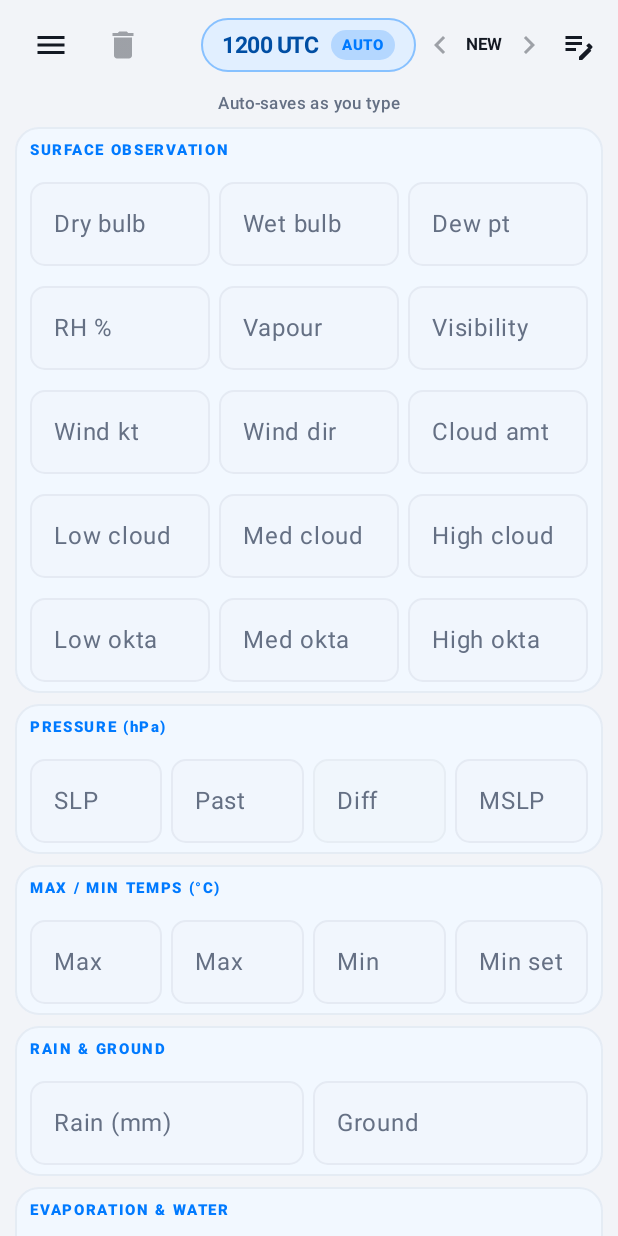
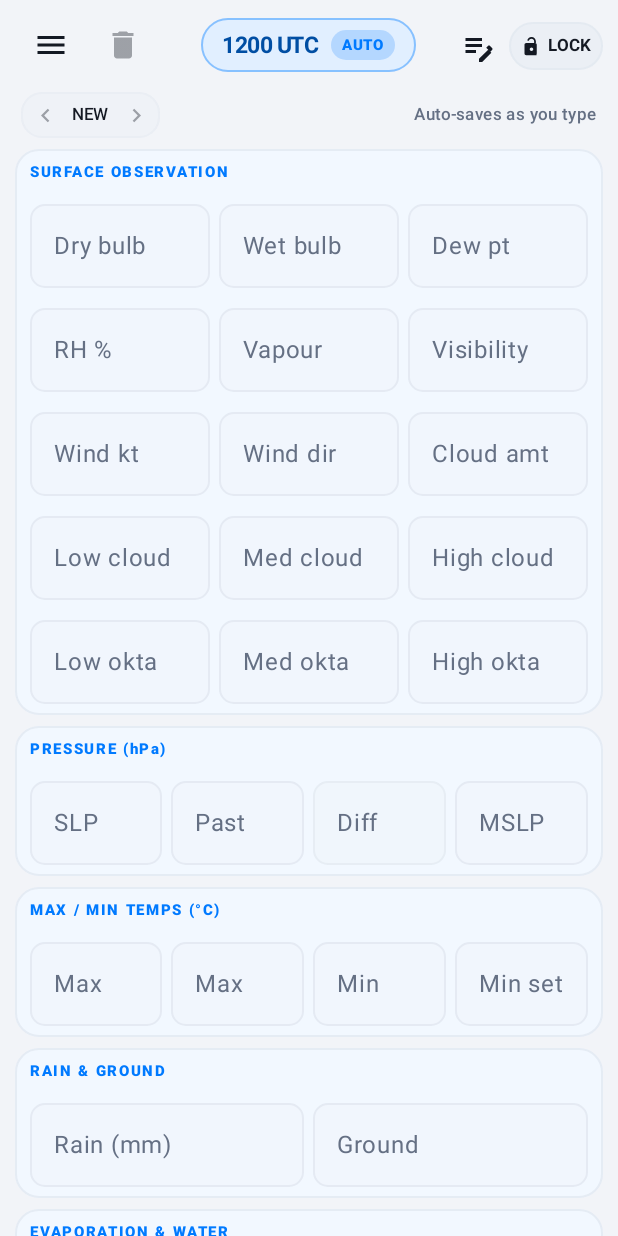
Before and after one commit to Aman6390/synoptic-logbook, an Android app built with Jetpack Compose: the screen it shows after launch (MainActivity), on a phone screen of 412 x 824 dp. Run offline under Robolectric (Android 15) with nearby library versions, the phone set to English and light mode, and no system bars; our stand-ins replace Room's generated code; libraries missing offline, so code that uses them is left out: androidx.lifecycle.viewmodel; pictures from the network do not load.

Commit message:
fix: rectify lock display button layout and visibility (v1.0.11)

```diff
--- a/app/build.gradle.kts
+++ b/app/build.gradle.kts
@@ -12,8 +12,8 @@ android {
         applicationId = "com.synoptic.logbook"
         minSdk = 26
         targetSdk = 34
-        versionCode = 11
-        versionName = "1.0.10"
+        versionCode = 12
+        versionName = "1.0.11"
     }
 
     signingConfigs {
--- a/app/src/main/java/com/synoptic/logbook/MainActivity.kt
+++ b/app/src/main/java/com/synoptic/logbook/MainActivity.kt
@@ -538,6 +538,8 @@ class MainActivity : ComponentActivity() {
 
 @Composable
 private fun LogbookScreen(vm: ObservationViewModel, onMenuClick: () -> Unit) {
+    val isGlassDark = MaterialTheme.colorScheme.background == GlassPitchBlack
+
     // MVVM: all state + logic lives in ObservationViewModel; this composable
     // only observes it. Aliases keep the UI body readable.
     val showHourPicker = vm.showHourPicker
@@ -636,6 +638,7 @@ private fun LogbookScreen(vm: ObservationViewModel, onMenuClick: () -> Unit) {
                     .padding(horizontal = 10.dp, vertical = 6.dp),
                 verticalArrangement = Arrangement.spacedBy(7.dp)
             ) {
+                // Top Action Bar: Left (Menu, Delete), Center (Synoptic Hour Capsule), Right (Mini Notepad, Lock Pill)
                 Row(
                     modifier = Modifier.fillMaxWidth(),
                     verticalAlignment = Alignment.CenterVertically
@@ -661,32 +664,13 @@ private fun LogbookScreen(vm: ObservationViewModel, onMenuClick: () -> Unit) {
                     Box(Modifier.weight(1f), contentAlignment = Alignment.CenterEnd) {
                         Row(
                             verticalAlignment = Alignment.CenterVertically,
-                            horizontalArrangement = Arrangement.spacedBy(1.dp)
+                            horizontalArrangement = Arrangement.spacedBy(4.dp)
                         ) {
-                            IconButton(
-                                onClick = { vm.goOlder() },
-                                enabled = canGoOlder && !vm.isScreenLocked.value,
-                                modifier = Modifier.size(32.dp)
-                            ) {
-                                Icon(Icons.Filled.KeyboardArrowLeft, contentDescription = "Older entry")
-                            }
-                            Text(
-                                posLabel,
-                                style = MaterialTheme.typography.labelSmall,
-                                fontWeight = FontWeight.Bold
-                            )
-                            IconButton(
-                                onClick = { vm.goNewer() },
-                                enabled = canGoNewer && !vm.isScreenLocked.value,
-                                modifier = Modifier.size(32.dp)
-                            ) {
-                                Icon(Icons.Filled.KeyboardArrowRight, contentDescription = "Newer entry")
-                            }
                             // Mini Notepad Button with active Cyan dot indicator
-                            Box(modifier = Modifier.size(32.dp), contentAlignment = Alignment.Center) {
+                            Box(modifier = Modifier.size(34.dp), contentAlignment = Alignment.Center) {
                                 IconButton(
                                     onClick = { vm.showSideNotepad.value = true },
-                                    modifier = Modifier.size(32.dp)
+                                    modifier = Modifier.size(34.dp)
                                 ) {
                                     Icon(
                                         IconEditNote,
@@ -704,19 +688,97 @@ private fun LogbookScreen(vm: ObservationViewModel, onMenuClick: () -> Unit) {
                                     )
                                 }
                             }
-                            // One-Tap Screen Lock Button (Padlock)
+                            // Dedicated Prominent One-Tap Screen Lock Pill Button
+                            Surface(
+                                onClick = { vm.toggleScreenLock() },
+                                shape = RoundedCornerShape(16.dp),
+                                color = if (vm.isScreenLocked.value) Color(0xFF00E5FF).copy(alpha = 0.22f) else if (isGlassDark) Color.White.copy(alpha = 0.08f) else MaterialTheme.colorScheme.surfaceVariant.copy(alpha = 0.6f),
+                                border = BorderStroke(
+                                    1.dp,
+                                    if (vm.isScreenLocked.value) Color(0xFF00E5FF) else if (isGlassDark) Color.White.copy(alpha = 0.18f) else MaterialTheme.colorScheme.outline.copy(alpha = 0.3f)
+                                ),
+                                modifier = Modifier.height(32.dp)
+                            ) {
+                                Row(
+                                    modifier = Modifier.padding(horizontal = 8.dp),
+                                    verticalAlignment = Alignment.CenterVertically,
+                                    horizontalArrangement = Arrangement.spacedBy(4.dp)
+                                ) {
+                                    Icon(
+                                        if (vm.isScreenLocked.value) Icons.Filled.Lock else IconLockOpen,
+                                        contentDescription = if (vm.isScreenLocked.value) "Unlock screen" else "Lock screen",
+                                        tint = if (vm.isScreenLocked.value) Color(0xFF00E5FF) else MaterialTheme.colorScheme.onSurface,
+                                        modifier = Modifier.size(14.dp)
+                                    )
+                                    Text(
+                                        text = if (vm.isScreenLocked.value) "LOCKED" else "LOCK",
+                                        style = MaterialTheme.typography.labelSmall.copy(
+                                            fontWeight = FontWeight.Bold,
+                                            letterSpacing = 0.5.sp
+                                        ),
+                                        color = if (vm.isScreenLocked.value) Color(0xFF00E5FF) else MaterialTheme.colorScheme.onSurface
+                                    )
+                                }
+                            }
+                        }
+                    }
+                }
+
+                // Sub-Header Row: Left (Record Navigation Pill), Right (Auto-save status)
+                Row(
+                    modifier = Modifier
+                        .fillMaxWidth()
+                        .padding(horizontal = 4.dp),
+                    verticalAlignment = Alignment.CenterVertically,
+                    horizontalArrangement = Arrangement.SpaceBetween
+                ) {
+                    Surface(
+                        shape = RoundedCornerShape(14.dp),
+                        color = if (isGlassDark) Color.White.copy(alpha = 0.05f) else MaterialTheme.colorScheme.surfaceVariant.copy(alpha = 0.4f),
+                        border = BorderStroke(
+                            1.dp,
+                            if (isGlassDark) Color.White.copy(alpha = 0.12f) else MaterialTheme.colorScheme.outline.copy(alpha = 0.2f)
+                        )
+                    ) {
+                        Row(
+                            verticalAlignment = Alignment.CenterVertically,
+                            modifier = Modifier.padding(horizontal = 2.dp, vertical = 1.dp)
+                        ) {
                             IconButton(
-                                onClick = { vm.toggleScreenLock() },
-                                modifier = Modifier.size(32.dp)
+                                onClick = { vm.goOlder() },
+                                enabled = canGoOlder && !vm.isScreenLocked.value,
+                                modifier = Modifier.size(28.dp)
                             ) {
                                 Icon(
-                                    if (vm.isScreenLocked.value) Icons.Filled.Lock else IconLockOpen,
-                                    contentDescription = if (vm.isScreenLocked.value) "Unlock screen" else "Lock screen",
-                                    tint = if (vm.isScreenLocked.value) Color(0xFF00E5FF) else MaterialTheme.colorScheme.onSurfaceVariant
+                                    Icons.Filled.KeyboardArrowLeft,
+                                    contentDescription = "Older entry",
+                                    modifier = Modifier.size(18.dp)
+                                )
+                            }
+                            Text(
+                                text = posLabel,
+                                style = MaterialTheme.typography.labelSmall.copy(fontWeight = FontWeight.SemiBold),
+                                modifier = Modifier.padding(horizontal = 4.dp)
+                            )
+                            IconButton(
+                                onClick = { vm.goNewer() },
+                                enabled = canGoNewer && !vm.isScreenLocked.value,
+                                modifier = Modifier.size(28.dp)
+                            ) {
+                                Icon(
+                                    Icons.Filled.KeyboardArrowRight,
+                                    contentDescription = "Newer entry",
+                                    modifier = Modifier.size(18.dp)
                                 )
                             }
                         }
                     }
+
+                    Text(
+                        text = saveStatus.value ?: "Auto-saves as you type",
+                        style = MaterialTheme.typography.labelSmall,
+                        color = MaterialTheme.colorScheme.onSurfaceVariant
+                    )
                 }
 
                 // Locked Banner Indicator
@@ -750,14 +812,6 @@ private fun LogbookScreen(vm: ObservationViewModel, onMenuClick: () -> Unit) {
                         }
                     }
                 }
-
-                // Subtle auto-save indicator lives in the header to save vertical space
-                Text(
-                    saveStatus.value ?: "Auto-saves as you type",
-                    style = MaterialTheme.typography.labelSmall,
-                    color = MaterialTheme.colorScheme.onSurfaceVariant,
-                    modifier = Modifier.align(Alignment.CenterHorizontally)
-                )
 
                 // Note preview snippet chip if notes attached and not locked
                 if (vm.hasAttachedNotes && !vm.isScreenLocked.value) {
```
Also changed, not shown: 1 other file.
